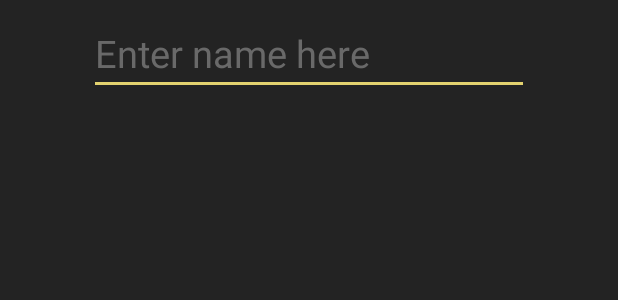
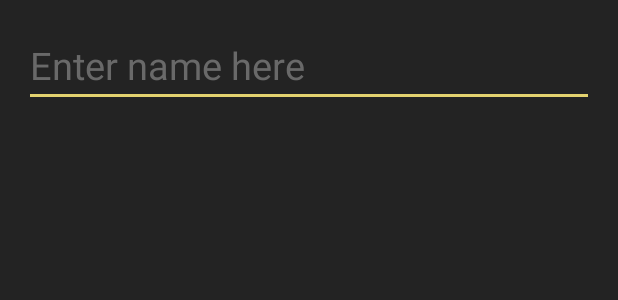
Before and after one commit to gyrodraw/GyroDraw, an Android app: the layout activity_leaderboard.xml on its own in the app's theme, with its tools: preview values and no code run, on a phone screen of 412 x 824 dp. Shown: the top 300 px of the screen. Run offline under Robolectric (Android 15) with nearby library versions, the phone set to English and light mode, and no system bars.

Commit message:
added constraints to layout

```diff
--- a/app/src/main/res/layout/activity_leaderboard.xml
+++ b/app/src/main/res/layout/activity_leaderboard.xml
@@ -10,14 +10,25 @@
     android:orientation="vertical">
 
     <LinearLayout
+        android:id="@+id/leaderboard-layout"
         android:layout_width="match_parent"
         android:layout_height="match_parent"
+        android:layout_marginStart="8dp"
+        android:layout_marginLeft="8dp"
+        android:layout_marginTop="8dp"
+        android:layout_marginEnd="8dp"
+        android:layout_marginRight="8dp"
+        android:layout_marginBottom="8dp"
         android:gravity="top|center_horizontal"
-        android:orientation="vertical">
+        android:orientation="vertical"
+        app:layout_constraintBottom_toBottomOf="parent"
+        app:layout_constraintEnd_toEndOf="parent"
+        app:layout_constraintStart_toStartOf="parent"
+        app:layout_constraintTop_toTopOf="parent">
 
         <EditText
             android:id="@+id/searchField"
-            android:layout_width="wrap_content"
+            android:layout_width="match_parent"
             android:layout_height="wrap_content"
             android:layout_marginStart="8dp"
             android:layout_marginLeft="8dp"
@@ -37,7 +48,7 @@
         <ScrollView
             android:id="@+id/scrollLeaderboard"
             android:layout_width="match_parent"
-            android:layout_height="468dp"
+            android:layout_height="match_parent"
             android:layout_marginStart="8dp"
             android:layout_marginLeft="8dp"
             android:layout_marginTop="8dp"
```
